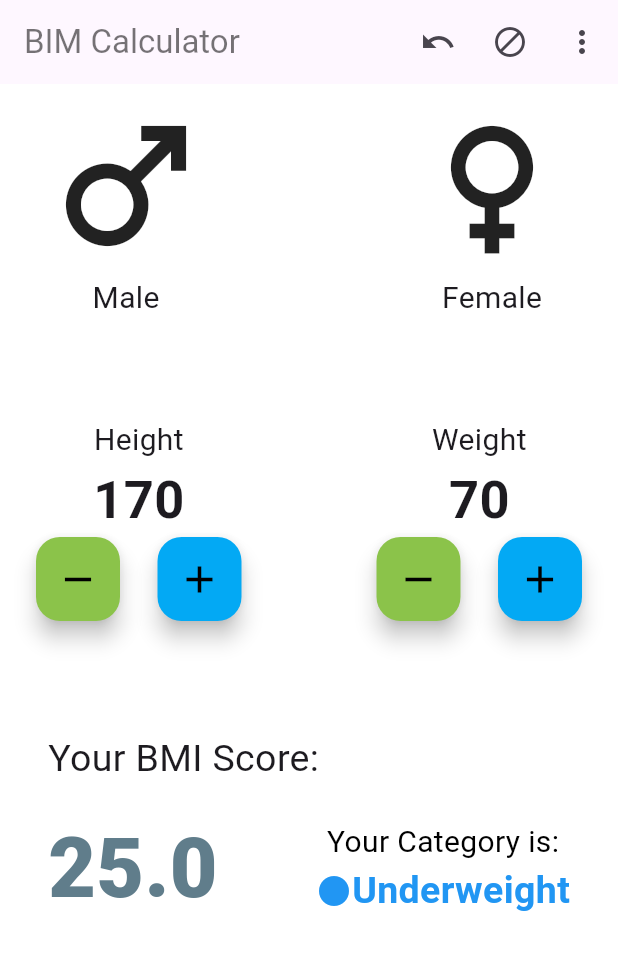
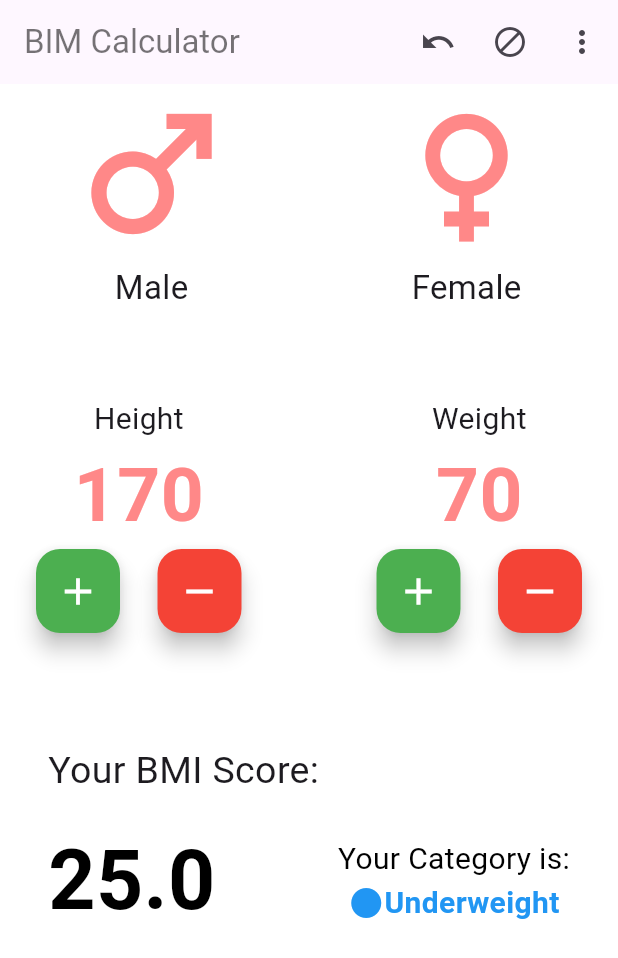
Before and after one commit to Heshan95/bmi_caculator, a Flutter app: the screen it shows after launch, on a phone screen of 412 x 824 dp. Shown: the top 958 px of the screen. Run offline on Flutter 3.47's test engine with Material 3 defaults, Android fonts, the phone set to English and light mode, and no system bars.

Commit message:
Full app second step compliting

```diff
--- /dev/null
+++ b/lib/constant.dart
@@ -0,0 +1,16 @@
+import 'package:flutter/material.dart';
+
+const ktextColor = Color(0xFFFF8888);
+const kbimColor = Color(0xFF000000);
+
+const kweightHeightFont = TextStyle(
+  fontSize: 50.0,
+  fontWeight: FontWeight.bold,
+  color: ktextColor,
+);
+
+const bimFont = TextStyle(
+  fontSize: 55.0,
+  fontWeight: FontWeight.bold,
+  color: kbimColor,
+);
--- a/lib/main_page.dart
+++ b/lib/main_page.dart
@@ -1,3 +1,4 @@
+import 'package:bmi_calculator/constant.dart';
 import 'package:flutter/material.dart';
 
 class MainPage extends StatefulWidget {
@@ -74,17 +75,20 @@ class _MainPageState extends State<MainPage> {
                 children: [
                   //Male Button
                   Padding(
-                    padding: EdgeInsets.all(8.0),
+                    padding: EdgeInsets.symmetric(
+                      horizontal: 25.0,
+                    ),
                     child: Column(
                       children: [
                         Icon(
                           Icons.male_sharp,
                           size: 120.0,
+                          color: ktextColor,
                         ),
                         Text(
                           'Male',
                           style: TextStyle(
-                            fontSize: 20.0,
+                            fontSize: 22.0,
                           ),
                         ),
                       ],
@@ -93,17 +97,20 @@ class _MainPageState extends State<MainPage> {
                   Spacer(),
                   //Female Button
                   Padding(
-                    padding: EdgeInsets.all(8.0),
+                    padding: EdgeInsets.symmetric(
+                      horizontal: 25.0,
+                    ),
                     child: Column(
                       children: [
                         Icon(
                           Icons.female_sharp,
                           size: 120.0,
+                          color: ktextColor,
                         ),
                         Text(
                           'Female',
                           style: TextStyle(
-                            fontSize: 20.0,
+                            fontSize: 22.0,
                           ),
                         ),
                       ],
@@ -127,20 +134,17 @@ class _MainPageState extends State<MainPage> {
                         ),
                         Text(
                           '170',
-                          style: TextStyle(
-                            fontSize: 35.0,
-                            fontWeight: FontWeight.bold,
-                          ),
+                          style: kweightHeightFont,
                         ),
                         Row(
                           children: [
                             FloatingActionButton(
                               onPressed: null,
-                              backgroundColor: Colors.lightGreen,
+                              backgroundColor: Colors.green,
                               child: Icon(
-                                Icons.remove,
+                                Icons.add,
                                 size: 30.0,
-                                color: Colors.black,
+                                color: Colors.white,
                               ),
                             ),
                             SizedBox(
@@ -148,11 +152,11 @@ class _MainPageState extends State<MainPage> {
                             ),
                             FloatingActionButton(
                               onPressed: null,
-                              backgroundColor: Colors.lightBlue,
+                              backgroundColor: Colors.red,
                               child: Icon(
-                                Icons.add,
+                                Icons.remove,
                                 size: 30.0,
-                                color: Colors.black,
+                                color: Colors.white,
                               ),
                             ),
                           ],
@@ -177,20 +181,17 @@ class _MainPageState extends State<MainPage> {
                         ),
                         Text(
                           '70',
-                          style: TextStyle(
-                            fontSize: 35.0,
-                            fontWeight: FontWeight.bold,
-                          ),
+                          style: kweightHeightFont,
                         ),
                         Row(
                           children: [
                             FloatingActionButton(
                               onPressed: null,
-                              backgroundColor: Colors.lightGreen,
+                              backgroundColor: Colors.green,
                               child: Icon(
-                                Icons.remove,
+                                Icons.add,
                                 size: 30.0,
-                                color: Colors.black,
+                                color: Colors.white,
                               ),
                             ),
                             SizedBox(
@@ -198,11 +199,11 @@ class _MainPageState extends State<MainPage> {
                             ),
                             FloatingActionButton(
                               onPressed: null,
-                              backgroundColor: Colors.lightBlue,
+                              backgroundColor: Colors.red,
                               child: Icon(
-                                Icons.add,
+                                Icons.remove,
                                 size: 30.0,
-                                color: Colors.black,
+                                color: Colors.white,
                               ),
                             ),
                           ],
@@ -242,11 +243,7 @@ class _MainPageState extends State<MainPage> {
                             children: [
                               Text(
                                 '25.0',
-                                style: TextStyle(
-                                  color: Colors.blueGrey,
-                                  fontSize: 55.0,
-                                  fontWeight: FontWeight.w900,
-                                ),
+                                style: bimFont,
                               ),
                             ],
                           ),
@@ -266,14 +263,14 @@ class _MainPageState extends State<MainPage> {
                               Row(
                                 children: [
                                   Icon(
-                                    Icons.circle, color: Colors.blue,
+                                    Icons.circle,
+                                    color: Colors.blue,
                                   ),
-                                  Spacer(),
                                   Text(
                                     'Underweight',
                                     style: TextStyle(
                                       color: Colors.blue,
-                                      fontSize: 25.0,
+                                      fontSize: 20.0,
                                       fontWeight: FontWeight.bold,
                                     ),
                                   ),
@@ -293,4 +290,8 @@ class _MainPageState extends State<MainPage> {
       ),
     );
   }
+
+  void onHeightMinus() {
+    print('height minus');
+  }
 }
```
